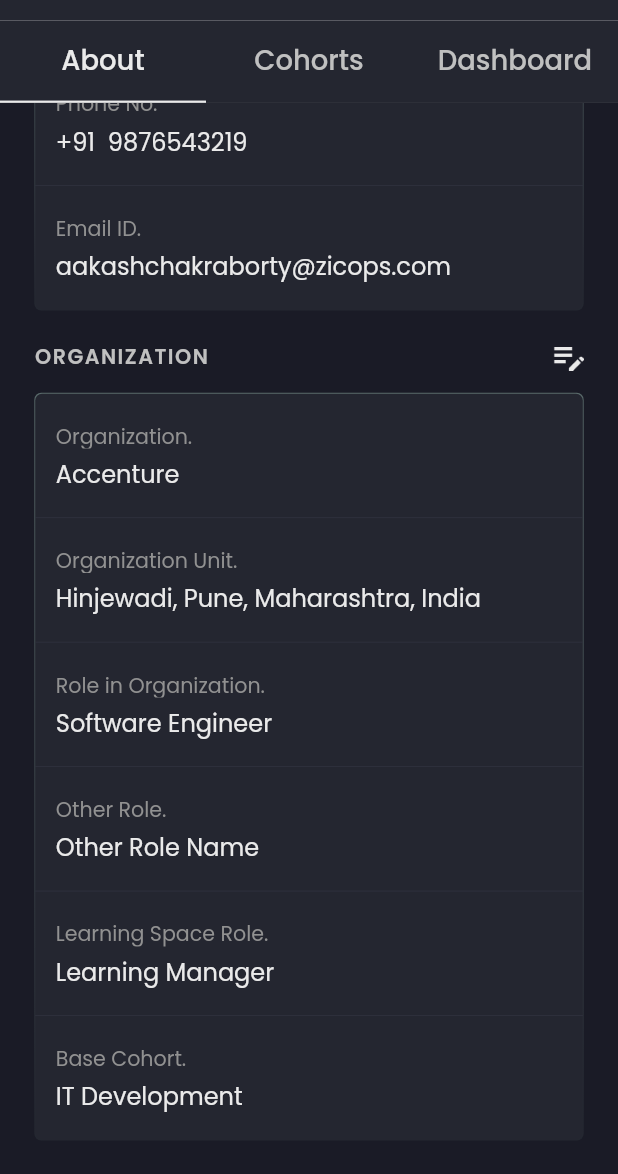
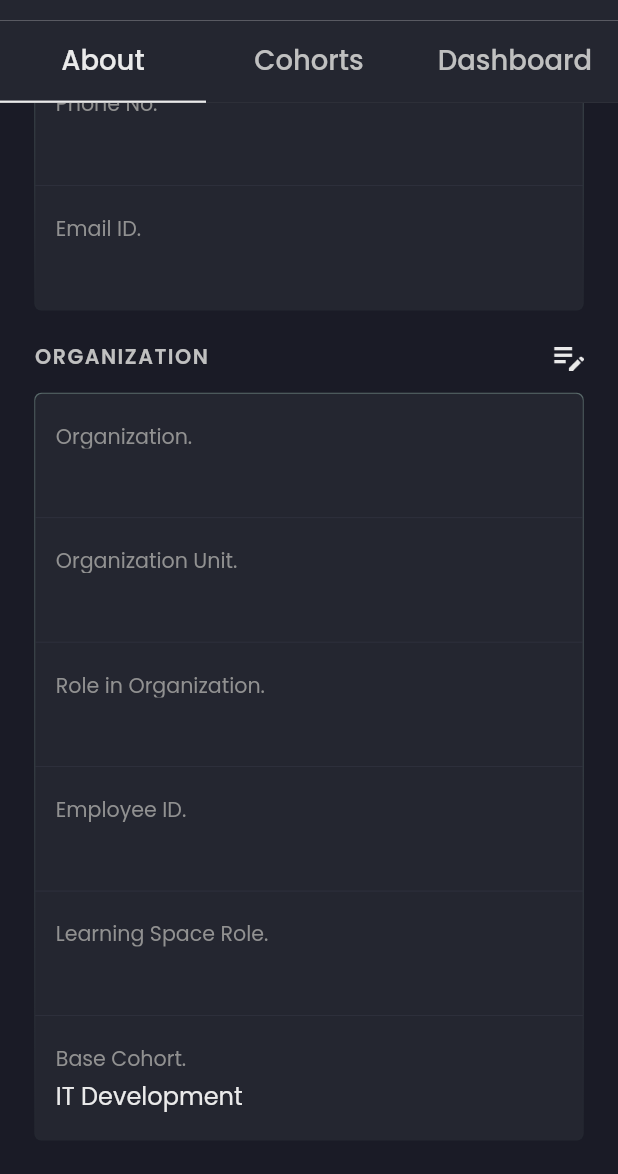
Before and after one commit to Zicops/zicops-flutter, a Flutter app: the ProfileScreen screen opened directly, scrolled down 459 dp, on a phone screen of 412 x 824 dp, the part 62-1236 px from its top. Run offline on Flutter 3.47's test engine with Material 2 defaults, Android fonts, the phone set to English and light mode, and no system bars; our stand-ins replace carousel_slider, equatable, firebase_auth, firebase_core, flutter_bloc, flutter_keyboard_visibility and 8 more; missing offline and left inert: artemis, dart:ffi, gql; accounts and stored records are empty.

Commit message:
data set in profile about page

```diff
--- /dev/null
+++ b/lib/models/user/org_model.dart
@@ -0,0 +1,30 @@
+class OrgModel {
+  String? orgName;
+  String? orgUnit;
+  String? lspRole;
+  String? orgRole;
+  String? empId;
+
+  OrgModel({
+    this.orgName,
+    this.orgUnit,
+    this.lspRole,
+    this.orgRole,
+    this.empId,
+  });
+
+  OrgModel.fromJson(Map<String, dynamic> json)
+      : orgName = json['orgName'],
+        orgUnit = json['orgUnit'],
+        lspRole = json['lspRole'],
+        orgRole = json['orgRole'],
+        empId = json['empId'];
+
+  Map<String, dynamic> toJson() => {
+        'orgName': orgName,
+        'orgUnit': orgUnit,
+        'lspRole': lspRole,
+        'orgRole': orgRole,
+        'empId': empId,
+      };
+}
--- a/lib/views/screens/profile/about_tab.dart
+++ b/lib/views/screens/profile/about_tab.dart
@@ -1,3 +1,4 @@
+import 'dart:convert';
 import 'dart:io';
 
 import 'package:firebase_auth/firebase_auth.dart';
@@ -5,9 +6,12 @@ import 'package:flutter/material.dart';
 import 'package:flutter_keyboard_visibility/flutter_keyboard_visibility.dart';
 import 'package:flutter_screenutil/flutter_screenutil.dart';
 import 'package:image_picker/image_picker.dart';
+import 'package:shared_preferences/shared_preferences.dart';
 import 'package:zicops/views/screens/profile/widgets/about_info.dart';
 import 'package:zicops/views/widgets/GradientButton.dart';
 
+import '../../../models/user/org_model.dart';
+import '../../../models/user/user_details_model.dart';
 import '../../../utils/colors.dart';
 import '../../../utils/validation.dart';
 import '../../widgets/PrefixInputField.dart';
@@ -26,6 +30,16 @@ class _AboutTabScreen extends State<AboutTabScreen> {
   TextEditingController _controller2 = TextEditingController();
   TextEditingController _controller3 = TextEditingController();
   TextEditingController _controller4 = TextEditingController();
+
+  String name = "";
+  String phone = "";
+  String email = "";
+
+  String orgName = "";
+  String orgUnit = "";
+  String lspRole = "";
+  String orgRole = "";
+  String empId = "";
 
   bool isEmailValidated = false;
 
@@ -53,6 +67,37 @@ class _AboutTabScreen extends State<AboutTabScreen> {
     }
   }
 
+  Future getDetailsToDisplay() async {
+    SharedPreferences sharedPreferences = await SharedPreferences.getInstance();
+    Map<String, dynamic> jsonUser =
+        jsonDecode(sharedPreferences.getString('user')!);
+    var user = UserDetailsModel.fromJson(jsonUser);
+    if (jsonUser.isNotEmpty) {
+      setState(() {
+        name = user.firstName! + " " + user.lastName!;
+        phone = user.phone!;
+        email = user.email!;
+      });
+    }
+    Map<String, dynamic> jsonOrg =
+        jsonDecode(sharedPreferences.getString('userOrg')!);
+    var userOrg = OrgModel.fromJson(jsonOrg);
+    if (jsonOrg.isNotEmpty) {
+      setState(() {
+        orgName = userOrg.orgName!;
+        orgUnit = userOrg.orgUnit!;
+        lspRole = userOrg.lspRole!;
+        orgRole = userOrg.orgRole!;
+        empId = userOrg.empId!;
+      });
+    }
+  }
+
+  @override
+  void initState() {
+    super.initState();
+    getDetailsToDisplay();
+  }
 
   @override
   Widget build(BuildContext context) {
@@ -157,7 +202,7 @@ class _AboutTabScreen extends State<AboutTabScreen> {
                                 SizedBox(
                                   height: 28.sp,
                                   child: Text(
-                                    "Aakash Chakraborty",
+                                    name,
                                     style: TextStyle(
                                         color: textPrimary,
                                         fontSize: 20.sp,
@@ -167,7 +212,7 @@ class _AboutTabScreen extends State<AboutTabScreen> {
                                 SizedBox(
                                   height: 24.sp,
                                   child: Text(
-                                    "Accenture",
+                                    orgName,
                                     style: TextStyle(
                                         color: textGrey2,
                                         fontSize: 16.sp,
@@ -183,18 +228,15 @@ class _AboutTabScreen extends State<AboutTabScreen> {
                           AboutInfo("Personal", [
                             {
                               "label": "Name.",
-                              "controller": TextEditingController(
-                                  text: "Akaash Chakraborty")
+                              "controller": TextEditingController(text: name)
                             },
                             {
                               "label": "Phone No.",
-                              "controller": TextEditingController(
-                                  text: "+91  9876543219")
+                              "controller": TextEditingController(text: phone)
                             },
                             {
                               "label": "Email ID.",
-                              "controller": TextEditingController(
-                                  text: "aakashchakraborty@zicops.com")
+                              "controller": TextEditingController(text: email)
                             },
                           ]),
                           SizedBox(
@@ -203,31 +245,28 @@ class _AboutTabScreen extends State<AboutTabScreen> {
                           AboutInfo("Organization", [
                             {
                               "label": "Organization.",
-                              "controller": TextEditingController(
-                                  text: "Accenture")
+                              "controller": TextEditingController(text: orgName)
                             },
                             {
                               "label": "Organization Unit.",
-                              "controller": TextEditingController(
-                                  text: "Hinjewadi, Pune, Maharashtra, India")
+                              "controller": TextEditingController(text: orgUnit)
                             },
                             {
                               "label": "Role in Organization.",
-                              "controller": TextEditingController(
-                                  text: "Software Engineer")
+                              "controller": TextEditingController(text: orgRole)
                             },
                             {
-                              "label": "Other Role.",
-                              "controller": TextEditingController(
-                                  text: "Other Role Name")
-                            },{
+                              "label": "Employee ID.",
+                              "controller": TextEditingController(text: empId)
+                            },
+                            {
                               "label": "Learning Space Role.",
-                              "controller": TextEditingController(
-                                  text: "Learning Manager")
-                            },{
+                              "controller": TextEditingController(text: lspRole)
+                            },
+                            {
                               "label": "Base Cohort.",
-                              "controller": TextEditingController(
-                                  text: "IT Development")
+                              "controller":
+                                  TextEditingController(text: "IT Development")
                             },
                           ]),
                         ],
```
Also changed, not shown: lib/views/screens/account_setup/organization_tab.dart (+43 -0 lines).
